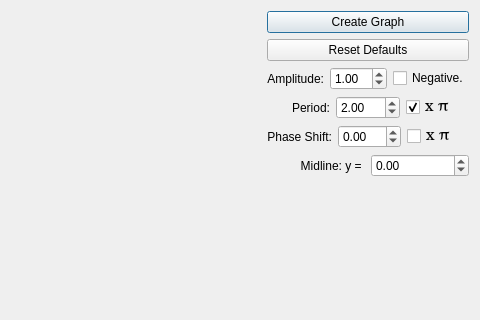
Qt form creategraphswindow.ui (slivings99/sinusoidal-graphs) before a commit; both pictures show x 155 to 635 and y 0 to 320 of the 635 by 453 pixel window.
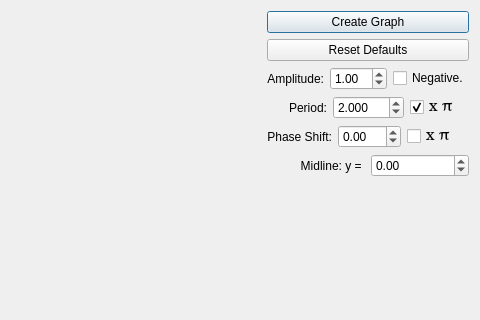
The same form after that commit. Custom widgets are drawn as their Qt base class.

What changed in the file:
```diff
--- a/creategraphswindow.ui
+++ b/creategraphswindow.ui
@@ -88,6 +88,15 @@
        </item>
        <item>
         <widget class="QDoubleSpinBox" name="spinPeriod">
+         <property name="decimals">
+          <number>3</number>
+         </property>
+         <property name="minimum">
+          <double>0.001000000000000</double>
+         </property>
+         <property name="maximum">
+          <double>100.000000000000000</double>
+         </property>
          <property name="value">
           <double>2.000000000000000</double>
          </property>
```
